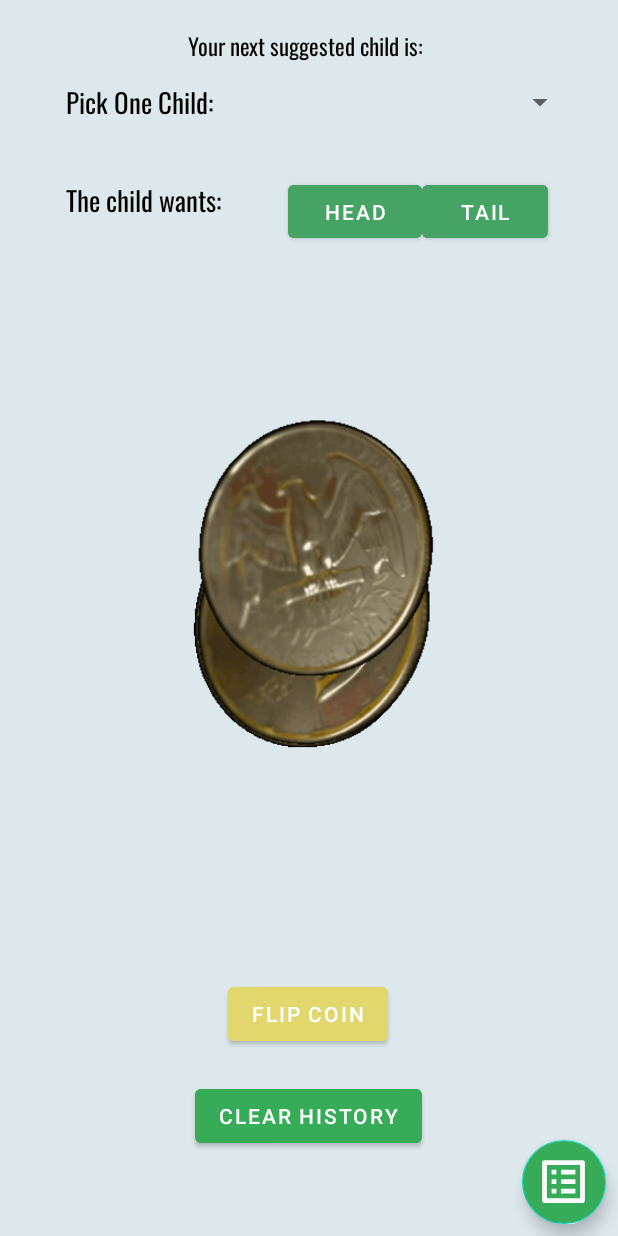
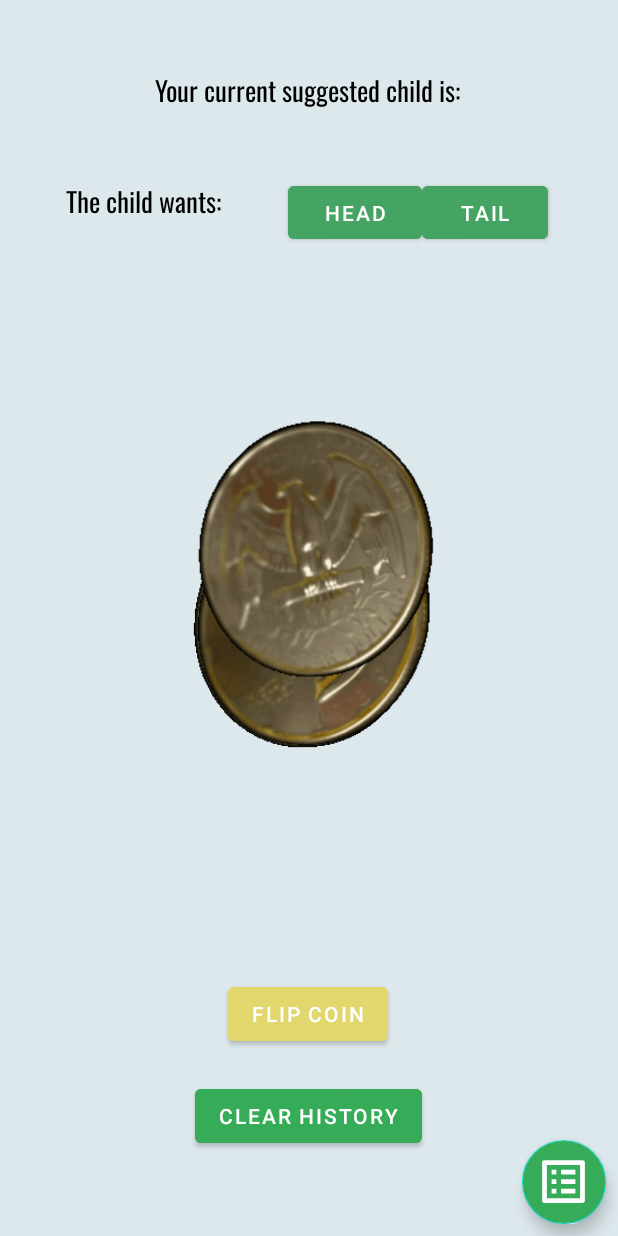
Before and after one commit to lynn9101/ParentApp, an Android app: the layout activity_coin_flip.xml on its own in the app's theme, with its tools: preview values and no code run, on a phone screen of 412 x 824 dp. Run offline under Robolectric (Android 15) with nearby library versions, the light colour scheme and no system bars.

Commit message:
CoinFlipActivity: deleted drop down list to match the criteria.

```diff
--- a/app/src/main/res/layout/activity_coin_flip.xml
+++ b/app/src/main/res/layout/activity_coin_flip.xml
@@ -82,41 +82,18 @@
         app:layout_constraintHorizontal_bias="0.498"
         app:layout_constraintStart_toStartOf="parent" />
 
-    <Spinner
-        android:id="@+id/childrenListPicked"
-        android:layout_width="216dp"
-        android:layout_height="48dp"
-        android:layout_marginTop="44dp"
-        android:layout_marginEnd="28dp"
-        app:layout_constraintEnd_toEndOf="parent"
-        app:layout_constraintTop_toTopOf="parent"
-        tools:ignore="SpeakableTextPresentCheck" />
-
-    <TextView
-        android:id="@+id/childPicked"
-        android:layout_width="wrap_content"
-        android:layout_height="wrap_content"
-        android:layout_marginStart="44dp"
-        android:layout_marginTop="52dp"
-        android:fontFamily="@font/oswald"
-        android:text="Pick One Child:"
-        android:textColor="@color/black"
-        android:textSize="18sp"
-        app:layout_constraintStart_toStartOf="parent"
-        app:layout_constraintTop_toTopOf="parent" />
-
     <TextView
         android:id="@+id/pickStatus"
         android:layout_width="wrap_content"
         android:layout_height="wrap_content"
         android:layout_marginStart="44dp"
-        android:layout_marginTop="36dp"
+        android:layout_marginTop="8dp"
         android:fontFamily="@font/oswald"
         android:text="The child wants:"
         android:textColor="@color/black"
         android:textSize="18sp"
         app:layout_constraintStart_toStartOf="parent"
-        app:layout_constraintTop_toBottomOf="@+id/childPicked" />
+        app:layout_constraintTop_toBottomOf="@+id/suggestedChild" />
 
     <ImageView
         android:id="@+id/resultHead"
@@ -142,15 +119,16 @@
 
     <TextView
         android:id="@+id/suggestedChild"
-        android:layout_width="wrap_content"
-        android:layout_height="wrap_content"
-        android:layout_marginTop="17sp"
-        android:text="Your next suggested child is: "
+        android:layout_width="414dp"
+        android:layout_height="66dp"
+        android:layout_marginTop="44dp"
         android:fontFamily="@font/oswald"
+        android:text="Your current suggested child is: "
+        android:textAlignment="center"
         android:textColor="@color/black"
-        android:textSize="15sp"
+        android:textSize="18sp"
         app:layout_constraintEnd_toEndOf="parent"
-        app:layout_constraintHorizontal_bias="0.498"
+        app:layout_constraintHorizontal_bias="0.0"
         app:layout_constraintStart_toStartOf="parent"
         app:layout_constraintTop_toTopOf="parent" />
 
```
Also changed, not shown: app/src/main/java/com/example/parentapp/CoinFlipActivity.java (+7 -28 lines).
